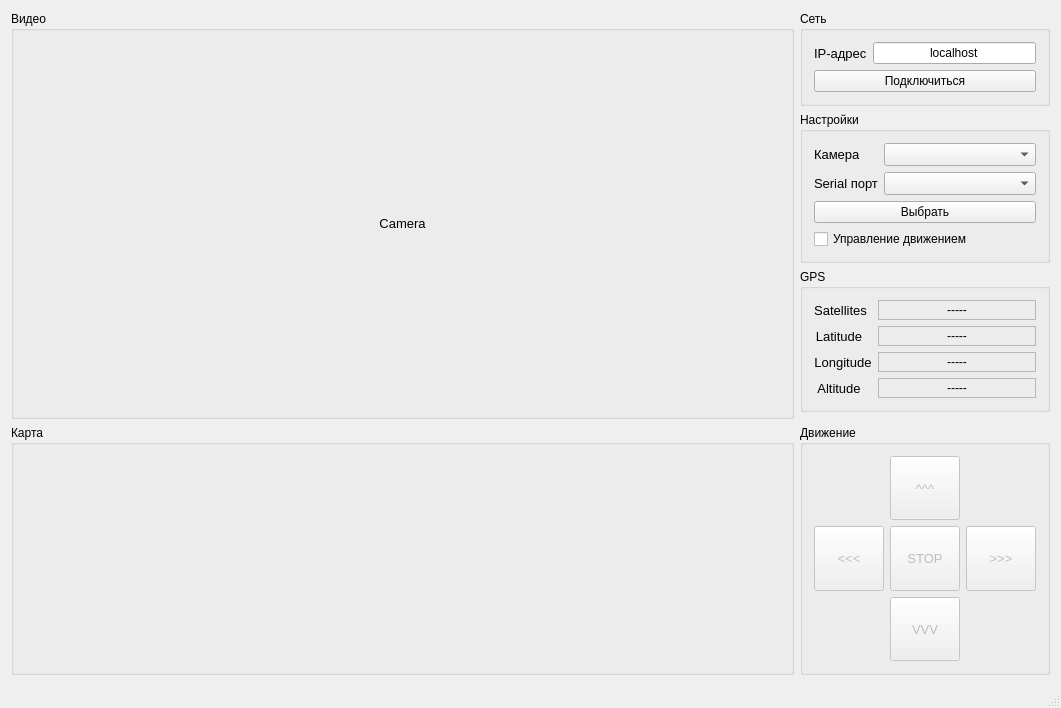
avkochekov/FGSBot, file FGSBotClient/mainwindow.ui: the form before one commit.
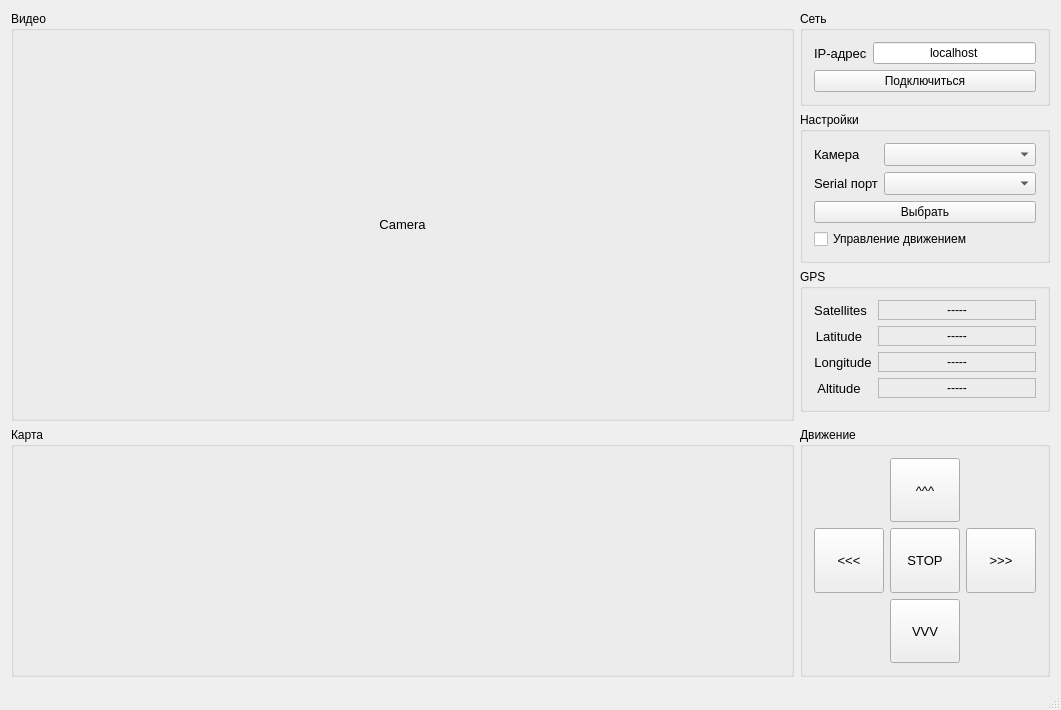
The form after the commit.

```diff
--- a/FGSBotClient/mainwindow.ui
+++ b/FGSBotClient/mainwindow.ui
@@ -7,7 +7,7 @@
     <x>0</x>
     <y>0</y>
     <width>1061</width>
-    <height>708</height>
+    <height>710</height>
    </rect>
   </property>
   <property name="windowTitle">
@@ -320,7 +320,10 @@
      </widget>
     </item>
     <item row="4" column="1">
-     <widget class="QGroupBox" name="groupBox_3">
+     <widget class="QGroupBox" name="motionGroupBox">
+      <property name="enabled">
+       <bool>true</bool>
+      </property>
       <property name="sizePolicy">
        <sizepolicy hsizetype="Fixed" vsizetype="Fixed">
         <horstretch>0</horstretch>
@@ -346,7 +349,7 @@
        <item row="3" column="1">
         <widget class="QPushButton" name="buttonLeft">
          <property name="enabled">
-          <bool>false</bool>
+          <bool>true</bool>
          </property>
          <property name="sizePolicy">
           <sizepolicy hsizetype="Fixed" vsizetype="Expanding">
@@ -381,7 +384,7 @@
        <item row="4" column="2">
         <widget class="QPushButton" name="buttonBackward">
          <property name="enabled">
-          <bool>false</bool>
+          <bool>true</bool>
          </property>
          <property name="sizePolicy">
           <sizepolicy hsizetype="Minimum" vsizetype="Minimum">
@@ -416,7 +419,7 @@
        <item row="3" column="3">
         <widget class="QPushButton" name="buttonRight">
          <property name="enabled">
-          <bool>false</bool>
+          <bool>true</bool>
          </property>
          <property name="sizePolicy">
           <sizepolicy hsizetype="Maximum" vsizetype="Expanding">
@@ -451,7 +454,7 @@
        <item row="3" column="2">
         <widget class="QPushButton" name="buttonStop">
          <property name="enabled">
-          <bool>false</bool>
+          <bool>true</bool>
          </property>
          <property name="sizePolicy">
           <sizepolicy hsizetype="Minimum" vsizetype="Minimum">
@@ -486,7 +489,7 @@
        <item row="2" column="2">
         <widget class="QPushButton" name="buttonForward">
          <property name="enabled">
-          <bool>false</bool>
+          <bool>true</bool>
          </property>
          <property name="sizePolicy">
           <sizepolicy hsizetype="Fixed" vsizetype="Fixed">
```
Left out of the diff: 2 changed lines with no effect on the pictures.
